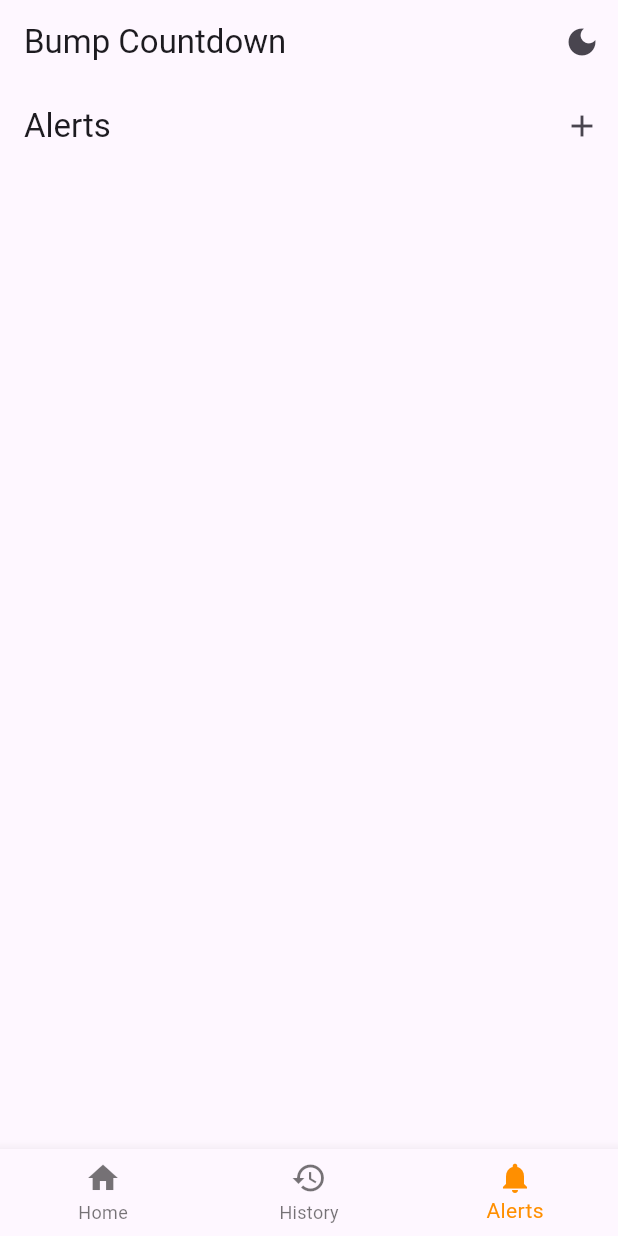
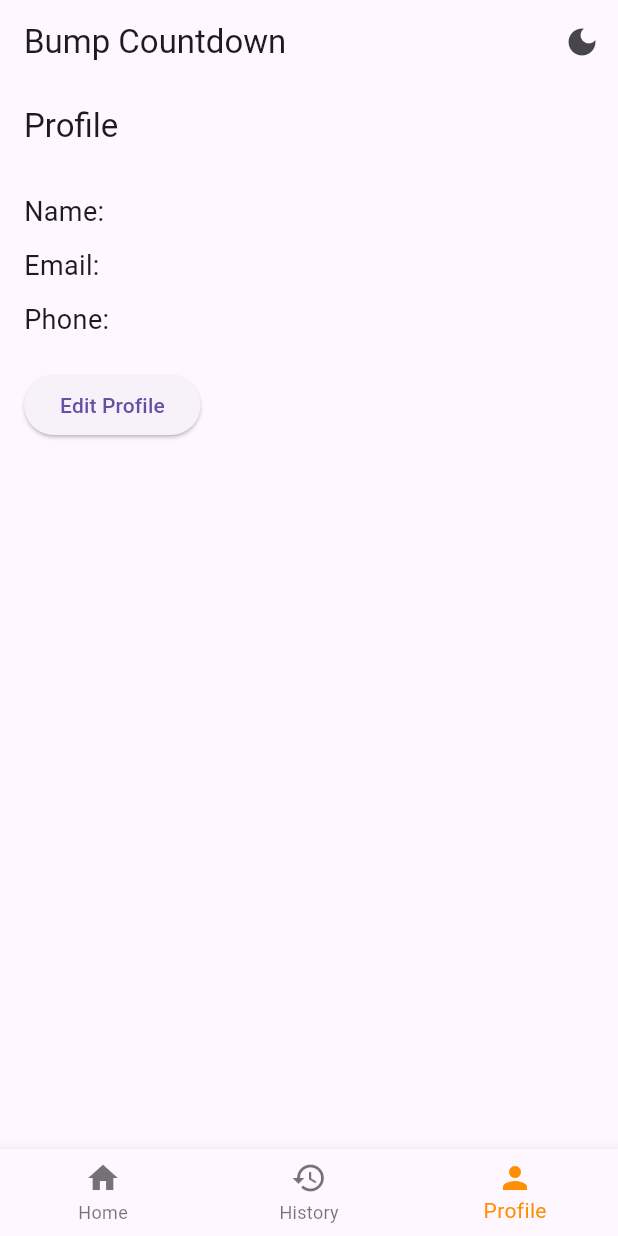
Before and after one commit to slymackjr/bump_countdown, a Flutter app: the screen it shows after launch, item 3 of the bottom bar chosen, on a phone screen of 412 x 824 dp. Run offline on Flutter 3.47's test engine with Material 3 defaults, Android fonts, the phone set to English and light mode, and no system bars; our stand-ins replace flutter_local_notifications, sqflite, timezone; accounts and stored records are empty.

Commit message:
removed alerts feature and replace it with profile

```diff
--- a/lib/database_helper.dart
+++ b/lib/database_helper.dart
@@ -23,7 +23,7 @@ class DatabaseHelper {
 
     return await openDatabase(
       path,
-      version: 2, // Increment the version number to apply the migration.
+      version: 3, // Incremented the version number to apply the migration.
       onCreate: (db, version) {
         db.execute('''
         CREATE TABLE history(
@@ -47,12 +47,30 @@ class DatabaseHelper {
           FOREIGN KEY (historyId) REFERENCES history (id) ON DELETE CASCADE
         )
       ''');
+        db.execute('''
+        CREATE TABLE profile(
+          id INTEGER PRIMARY KEY AUTOINCREMENT,
+          name TEXT,
+          email TEXT,
+          phone TEXT
+        )
+      ''');
       },
       onUpgrade: (db, oldVersion, newVersion) {
         if (oldVersion < 2) {
           db.execute('ALTER TABLE history ADD COLUMN rating INTEGER');
           db.execute('ALTER TABLE history ADD COLUMN childName TEXT');
           db.execute('ALTER TABLE history ADD COLUMN gender TEXT');
+        }
+        if (oldVersion < 3) {
+          db.execute('''
+          CREATE TABLE profile(
+            id INTEGER PRIMARY KEY AUTOINCREMENT,
+            name TEXT,
+            email TEXT,
+            phone TEXT
+          )
+        ''');
         }
       },
     );
@@ -68,6 +86,11 @@ class DatabaseHelper {
     return await db.insert('alerts', alert);
   }
 
+  Future<int> insertProfile(Map<String, dynamic> profile) async {
+    final db = await database;
+    return await db.insert('profile', profile);
+  }
+
   Future<List<Map<String, dynamic>>> getRecords() async {
     final db = await database;
     return await db.query('history');
@@ -76,6 +99,16 @@ class DatabaseHelper {
   Future<List<Map<String, dynamic>>> getAlerts() async {
     final db = await database;
     return await db.query('alerts');
+  }
+
+  Future<Map<String, dynamic>?> getProfile() async {
+    final db = await database;
+    List<Map<String, dynamic>> profiles = await db.query('profile');
+    if (profiles.isNotEmpty) {
+      return profiles.first;
+    } else {
+      return null;
+    }
   }
 
   Future<int> deleteRecord(int id) async {
@@ -88,6 +121,11 @@ class DatabaseHelper {
     return await db.delete('alerts', where: 'id = ?', whereArgs: [id]);
   }
 
+  Future<int> deleteProfile(int id) async {
+    final db = await database;
+    return await db.delete('profile', where: 'id = ?', whereArgs: [id]);
+  }
+
   Future<int> updateRecord(int id, Map<String, dynamic> record) async {
     final db = await database;
     return await db.update('history', record, where: 'id = ?', whereArgs: [id]);
@@ -97,4 +135,14 @@ class DatabaseHelper {
     final db = await database;
     return await db.update('alerts', alert, where: 'id = ?', whereArgs: [id]);
   }
+
+  Future<int> updateProfile(Map<String, dynamic> profile) async {
+    final db = await database;
+    final profiles = await db.query('profile');
+    if (profiles.isEmpty) {
+      return await db.insert('profile', profile);
+    } else {
+      return await db.update('profile', profile, where: 'id = ?', whereArgs: [profiles.first['id']]);
+    }
+  }
 }
--- a/lib/screens/alerts_screen.dart
+++ b/lib/screens/alerts_screen.dart
@@ -42,11 +42,13 @@ class _AlertsScreenState extends State<AlertsScreen> {
           sound: RawResourceAndroidNotificationSound('notification_sound'),
         ),
       ),
-      androidAllowWhileIdle: true,
+      androidAllowWhileIdle: true, // Deprecated
+      androidScheduleMode: AndroidScheduleMode.exactAllowWhileIdle, // New parameter
       matchDateTimeComponents: DateTimeComponents.dateAndTime,
       uiLocalNotificationDateInterpretation: UILocalNotificationDateInterpretation.wallClockTime,
     );
   }
+
 
   // Cancel a scheduled notification
   void _cancelNotification(int id) async {
--- a/lib/screens/home_screen.dart
+++ b/lib/screens/home_screen.dart
@@ -1,3 +1,4 @@
+import 'package:bump_countdown/screens/profile_screen.dart';
 import 'package:flutter/material.dart';
 import 'package:intl/intl.dart';
 
@@ -148,7 +149,7 @@ class _HomeScreenState extends State<HomeScreen> {
           onRecordSelected: _selectRecord,
         );
       case 2:
-        return const AlertsScreen();
+        return const ProfileScreen();
       default:
         return _homeContent();
     }
@@ -259,8 +260,8 @@ class _HomeScreenState extends State<HomeScreen> {
             label: 'History',
           ),
           BottomNavigationBarItem(
-            icon: Icon(Icons.notifications),
-            label: 'Alerts',
+            icon: Icon(Icons.person),
+            label: 'Profile',
           ),
         ],
         currentIndex: _selectedIndex,
--- /dev/null
+++ b/lib/screens/profile_screen.dart
@@ -0,0 +1,132 @@
+import 'package:flutter/material.dart';
+import '../database_helper.dart';
+
+class ProfileScreen extends StatefulWidget {
+  const ProfileScreen({super.key});
+
+  @override
+  State<ProfileScreen> createState() => _ProfileScreenState();
+}
+
+class _ProfileScreenState extends State<ProfileScreen> {
+  final DatabaseHelper _dbHelper = DatabaseHelper();
+
+  String _name = '';
+  String _email = '';
+  String _phone = '';
+
+  @override
+  void initState() {
+    super.initState();
+    _loadProfile();
+  }
+
+  // Load profile from the database
+  void _loadProfile() async {
+    Map<String, dynamic>? profile = await _dbHelper.getProfile();
+    if (profile != null) {
+      setState(() {
+        _name = profile['name'] ?? '';
+        _email = profile['email'] ?? '';
+        _phone = profile['phone'] ?? '';
+      });
+    }
+  }
+
+  // Save profile to the database
+  Future<void> _saveProfile() async {
+    Map<String, dynamic> profile = {
+      'name': _name,
+      'email': _email,
+      'phone': _phone,
+    };
+    await _dbHelper.updateProfile(profile);
+    _loadProfile(); // Reload profile after saving
+  }
+
+  // Show dialog to edit profile information
+  void _showEditProfileDialog() {
+    showDialog(
+      context: context,
+      builder: (context) {
+        return AlertDialog(
+          title: const Text('Edit Profile'),
+          content: Column(
+            mainAxisSize: MainAxisSize.min,
+            children: [
+              TextField(
+                decoration: const InputDecoration(labelText: 'Name'),
+                onChanged: (value) {
+                  setState(() {
+                    _name = value;
+                  });
+                },
+                controller: TextEditingController(text: _name),
+              ),
+              TextField(
+                decoration: const InputDecoration(labelText: 'Email'),
+                onChanged: (value) {
+                  setState(() {
+                    _email = value;
+                  });
+                },
+                controller: TextEditingController(text: _email),
+              ),
+              TextField(
+                decoration: const InputDecoration(labelText: 'Phone'),
+                onChanged: (value) {
+                  setState(() {
+                    _phone = value;
+                  });
+                },
+                controller: TextEditingController(text: _phone),
+              ),
+            ],
+          ),
+          actions: [
+            TextButton(
+              onPressed: () {
+                Navigator.pop(context);
+              },
+              child: const Text('Cancel'),
+            ),
+            TextButton(
+              onPressed: () async {
+                Navigator.pop(context);
+                await _saveProfile();
+              },
+              child: const Text('Save'),
+            ),
+          ],
+        );
+      },
+    );
+  }
+
+  @override
+  Widget build(BuildContext context) {
+    return Scaffold(
+      appBar: AppBar(
+        title: const Text('Profile'),
+      ),
+      body: Padding(
+        padding: const EdgeInsets.all(16.0),
+        child: Column(
+          crossAxisAlignment: CrossAxisAlignment.start,
+          children: [
+            Text('Name: $_name', style: const TextStyle(fontSize: 18)),
+            const SizedBox(height: 10),
+            Text('Email: $_email', style: const TextStyle(fontSize: 18)),
+            const SizedBox(height: 10),
+            Text('Phone: $_phone', style: const TextStyle(fontSize: 18)),
+            const SizedBox(height: 20),
+            ElevatedButton(
+              onPressed: _showEditProfileDialog,
+              child: const Text('Edit Profile'),
+            ),
+          ],
+        ),
+      ),
+    );
+  }
+}
```
